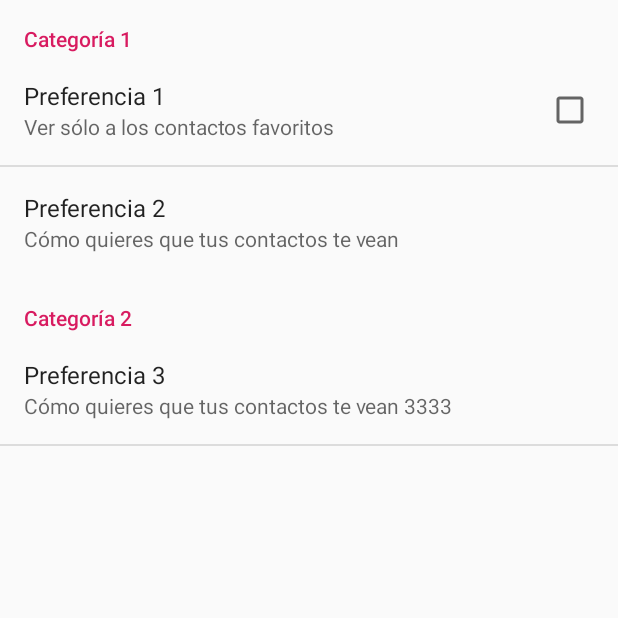
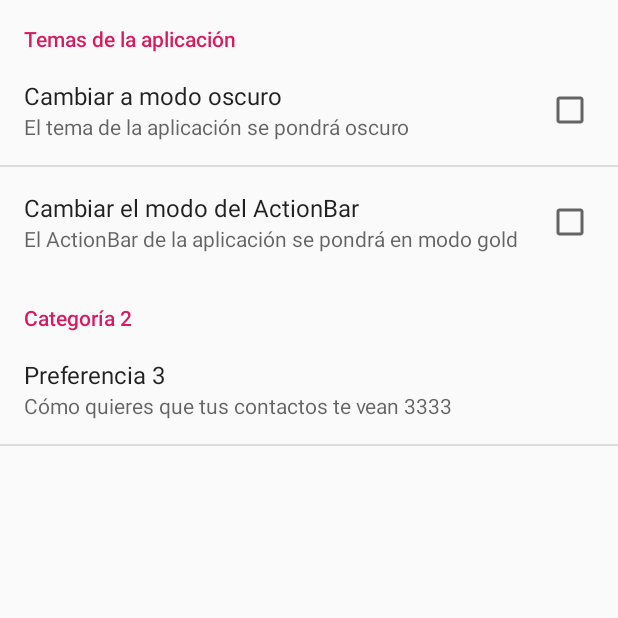
Before and after one commit to valerycf27/Eventos-2.0, an Android app: the screen it shows after launch (PreferenciasActivity), after a tap on "Preferences", on a phone screen of 412 x 824 dp, the top half of it. Run offline under Robolectric (Android 15) with nearby library versions, the phone set to English and light mode, and no system bars; libraries missing offline, so code that uses them is left out: org.springframework.http, org.springframework.web; 3 statements that could not run were skipped.

Commit message:
Se han añadido las tabs y preferencias nivel 2

```diff
--- a/app/build.gradle
+++ b/app/build.gradle
@@ -48,5 +48,4 @@ dependencies {
     implementation 'org.slf4j:slf4j-simple:1.7.25'
 
 
-
 }
--- a/app/src/main/AndroidManifest.xml
+++ b/app/src/main/AndroidManifest.xml
@@ -8,7 +8,6 @@
     <uses-permission android:name="com.google.android.providers." />
     <uses-permission android:name="android.permission.ACCESS_FINE_LOCATION" />
 
-
     <application
         android:allowBackup="true"
         android:icon="@mipmap/ic_launcher"
@@ -17,13 +16,16 @@
         android:supportsRtl="true"
         android:theme="@style/AppTheme"
         android:usesCleartextTraffic="true">
+        <activity android:name=".Relacionados"></activity>
+
         <meta-data
             android:name="com.google.android.gms.version"
             android:value="@integer/google_play_services_version" />
         <meta-data
             android:name="com.google.android.geo.API_KEY"
             android:value="AIzaSyD9flnxFwr66BZaKXT21YkdSt0Did4Vh-0" />
-        <activity android:name=".ListaOpiniones"></activity>
+
+        <activity android:name=".ListaOpiniones" />
         <activity android:name=".Mapa" />
         <activity android:name=".Anadir_Opinion" />
         <activity android:name=".EventosGuardados" />
--- a/app/src/main/java/com/example/events/DescargaDatos.java
+++ b/app/src/main/java/com/example/events/DescargaDatos.java
@@ -17,12 +17,12 @@ public class DescargaDatos extends AsyncTask<String, Void, Void> {
     private ProgressDialog dialog;
     private Activity act;
     ArrayList arrListaEventos;
-    //private String procedencia;
+    private String procedencia;
 
-    public DescargaDatos(Activity act, ArrayList arrListeventos) {
+    public DescargaDatos(Activity act, ArrayList arrListeventos, String procedencia) {
         this.act = act;
         this.arrListaEventos = arrListeventos;
-        //this.procedencia = procedencia.toLowerCase();
+        this.procedencia = procedencia.toLowerCase();
     }
 
     @Override
@@ -33,36 +33,23 @@ public class DescargaDatos extends AsyncTask<String, Void, Void> {
             RestTemplate restTemplate = new RestTemplate();
             restTemplate.getMessageConverters().add(new MappingJackson2HttpMessageConverter());
 
-            Evento[] eventosArray = restTemplate.getForObject(url, Evento[].class);
-            arrListaEventos.addAll(Arrays.asList(eventosArray));
-            /*switch (procedencia) {
+            switch (procedencia) {
 
-                case "lista opiniones":
-                    Opinion[] opinionesArray = restTemplate.getForObject(url, Opinion[].class);
+                case "lista lugar":
+
+                case "main lista":
+
+                case "lista organizador":
+
+                case "mapa":
+                    Evento[] opinionesArray = restTemplate.getForObject(url, Evento[].class);
                     arrListaEventos.addAll(Arrays.asList(opinionesArray));
-                    break;
-                case "lista tiendas mapa":
-                    Tienda[] tiendasArray = restTemplate.getForObject(url, Tienda[].class);
-                    arrListaEventos.addAll(Arrays.asList(tiendasArray));
-                    break;
-
-                case "lista principal":
-
-                case "lista tab desarrolladora":
-
-                case "lista tab plataforma":
-
-                case "lista tab tienda":
-
-                case "lista tab genero":
-                    Videojuego[] videojuegosArray = restTemplate.getForObject(url, Videojuego[].class);
-                    arrListaEventos.addAll(Arrays.asList(videojuegosArray));
                     break;
 
                 default:
                     Log.e("LLAMADA NO ENCONTRADA", "Se ha llamado a la descarga de datos desde un lugar no controlado");
                     break;
-            }*/
+            }
         } catch (Exception e) {
             Log.e("DAVID ERROR", e.getMessage());
             error = true;
@@ -104,37 +91,23 @@ public class DescargaDatos extends AsyncTask<String, Void, Void> {
         if (dialog != null)
             dialog.dismiss();
 
-        MainActivity.adaptador.notifyDataSetChanged();
-        /*switch (procedencia) {
+        //MainActivity.adaptador.notifyDataSetChanged();
+        switch (procedencia) {
 
-            case "lista opiniones":
-                ListaOpiniones.adaptador.notifyDataSetChanged();
+            case "lista lugar":
+                LugarFragment.adaptador.notifyDataSetChanged();
                 break;
 
-            case "lista principal":
+            case "main lista":
                 MainActivity.adaptador.notifyDataSetChanged();
                 break;
 
-            case "lista tab desarrolladora":
-                DesarrolladoraFragment.adaptador.notifyDataSetChanged();
-                break;
-
-            case "lista tab plataforma":
-                PlataformaFragment.adaptador.notifyDataSetChanged();
-                break;
-
-            case "lista tab tienda":
-                TiendaFragment.adaptador.notifyDataSetChanged();
-                break;
-
-            case "lista tab genero":
-                GeneroFragment.adaptador.notifyDataSetChanged();
-                break;
-            case "lista tiendas mapa":
+            case "lista organizador":
+                OrganizadorFragment.adaptador.notifyDataSetChanged();
                 break;
             default:
                 Log.e("LLAMADA NO ENCONTRADA", "Se ha llamado al refresco del adaptador desde un lugar desconocido");
                 break;
-        }*/
+        }
     }
 }
--- a/app/src/main/java/com/example/events/MainActivity.java
+++ b/app/src/main/java/com/example/events/MainActivity.java
@@ -28,12 +28,14 @@ public class MainActivity extends AppCompatActivity implements View.OnClickListe
     @Override
     protected void onCreate(Bundle savedInstanceState) {
         super.onCreate(savedInstanceState);
-        SharedPreferences pref =
-                PreferenceManager.getDefaultSharedPreferences(
-                        this);
+        SharedPreferences pref = PreferenceManager.getDefaultSharedPreferences(this);
 
-        if(pref.getBoolean("opcion 1", false)){
+        if(pref.getBoolean("opcion1", false) && pref.getBoolean("opcion2", false)){
+            setTheme(R.style.ambostheme);
+        }else if(pref.getBoolean("opcion1", false)){
             setTheme(R.style.darktheme);
+        }else if(pref.getBoolean("opcion2", false)){
+            setTheme(R.style.goldtheme);
         }
 
         setContentView(R.layout.activity_main);
@@ -64,7 +66,7 @@ public class MainActivity extends AppCompatActivity implements View.OnClickListe
         //eventos.addAll(db.getEventos());
         adaptador.notifyDataSetChanged();
 
-        DescargaDatos descargaDatos = new DescargaDatos (this,eventos);
+        DescargaDatos descargaDatos = new DescargaDatos (this,eventos, "main lista");
         descargaDatos.execute(Constantes.URL+"eventos");
     }
 
--- a/app/src/main/java/com/example/events/Mapa.java
+++ b/app/src/main/java/com/example/events/Mapa.java
@@ -99,7 +99,7 @@ public class Mapa extends AppCompatActivity implements OnMapReadyCallback {
         eventoLong = intent.getFloatExtra("eventoLong", 0);
         eventoNom = intent.getStringExtra("eventoNom");
         eventoLugar = intent.getStringExtra("eventoLug");
-        DescargaDatos tarea = new DescargaDatos(this, arrayTiendas);
+        DescargaDatos tarea = new DescargaDatos(this, arrayTiendas, "mapa");
         tarea.execute(Constantes.URL+"eventosNombre?nombre="+eventoNom);
     }
 
--- a/app/src/main/res/layout/activity_detalles_evento.xml
+++ b/app/src/main/res/layout/activity_detalles_evento.xml
@@ -203,5 +203,11 @@
         android:layout_marginTop="10dp"
         android:text="@string/a_adir_opini_n" />
 
+    <Button
+        android:id="@+id/btVerRelacionados"
+        android:layout_width="match_parent"
+        android:layout_height="wrap_content"
+        android:text="Ver Relacionados" />
+
 
 </LinearLayout>
--- a/app/src/main/res/values/styles.xml
+++ b/app/src/main/res/values/styles.xml
@@ -9,7 +9,7 @@
     </style>
 
     <!-- Night / dark  Mode theme. -->
-    <style name="darktheme" parent="Theme.AppCompat.Light.DarkActionBar">
+    <style name="darktheme" parent="Theme.AppCompat">
         <!-- Customize your theme here. -->
         <item name="colorPrimary">#212121</item>
         <item name="colorPrimaryDark">#000000</item>
@@ -22,4 +22,32 @@
         <!--<item name="android:windowAnimationStyle">@style/WindowAnimationTransition</item>-->
     </style>
 
+    <!-- Gold / gold  Mode theme. -->
+    <style name="goldtheme" parent="Theme.AppCompat.Light.DarkActionBar">
+        <!-- Customize your theme here. -->
+        <item name="colorPrimary">#ebdb07</item>
+        <item name="colorPrimaryDark">#000000</item>
+        <item name="colorAccent">#4208bf</item>
+        <item name="backgroundcolor">#303030</item>
+        <item name="cardbackground">#ffffff</item>
+        <item name="textcolor">#4208bf</item>
+        <item name="tintcolor">#4208bf</item>
+        <item name="buttoncolor">#2196F3</item>
+        <!--<item name="android:windowAnimationStyle">@style/WindowAnimationTransition</item>-->
+    </style>
+
+    <!-- Night / dark  Mode theme. -->
+    <style name="ambostheme" parent="Theme.AppCompat">
+        <!-- Customize your theme here. -->
+        <item name="colorPrimary">#ebdb07</item>
+        <item name="colorPrimaryDark">#000000</item>
+        <item name="colorAccent">@color/colorAccent</item>
+        <item name="backgroundcolor">#303030</item>
+        <item name="cardbackground">#424242</item>
+        <item name="textcolor">#ffffff</item>
+        <item name="tintcolor">#ffffff</item>
+        <item name="buttoncolor">#2196F3</item>
+        <!--<item name="android:windowAnimationStyle">@style/WindowAnimationTransition</item>-->
+    </style>
+
 </resources>
--- a/app/src/main/res/xml/preferencias.xml
+++ b/app/src/main/res/xml/preferencias.xml
@@ -1,21 +1,20 @@
 <?xml version="1.0" encoding="utf-8"?>
 <PreferenceScreen xmlns:android="http://schemas.android.com/apk/res/android">
-    <PreferenceCategory android:title="Categoría 1">
+    <PreferenceCategory android:title="Temas de la aplicación">
 
         <CheckBoxPreference
-            android:key="opcion 1"
-            android:summary="Ver sólo a los contactos favoritos"
-            android:title="Preferencia 1" />
+            android:key="opcion1"
+            android:title="Cambiar a modo oscuro"
+            android:summary="El tema de la aplicación se pondrá oscuro"/>
 
-        <EditTextPreference
-            android:key="opcion 2"
-            android:title="Preferencia 2"
-            android:summary="Cómo quieres que tus contactos te vean"
-            android:dialogTitle="Introduce un valor" />
+        <CheckBoxPreference
+            android:key="opcion2"
+            android:title="Cambiar el modo del ActionBar"
+            android:summary="El ActionBar de la aplicación se pondrá en modo gold" />
     </PreferenceCategory>
     <PreferenceCategory android:title="Categoría 2">
         <EditTextPreference
-            android:key="opcion 3"
+            android:key="opcion4"
             android:title="Preferencia 3"
             android:summary="Cómo quieres que tus contactos te vean 3333"
             android:dialogTitle="Introduce un valor" />
```
Also changed, not shown: app/src/main/java/com/example/events/Anadir_Opinion.java (+37 -0 lines), app/src/main/java/com/example/events/DetallesEvento.java (+22 -5 lines), app/src/main/java/com/example/events/ListaEventosAdapter.java (added, +35 -0 lines), app/src/main/java/com/example/events/LugarFragment.java (added, +70 -0 lines), app/src/main/java/com/example/events/OrganizadorFragment.java (added, +71 -0 lines), app/src/main/java/com/example/events/Relacionados.java (added, +48 -0 lines), app/src/main/res/layout/activity_relacionados.xml (added, +41 -0 lines), app/src/main/res/layout/fragment_lugar.xml (added, +12 -0 lines), app/src/main/res/layout/fragment_organizador.xml (added, +12 -0 lines).
